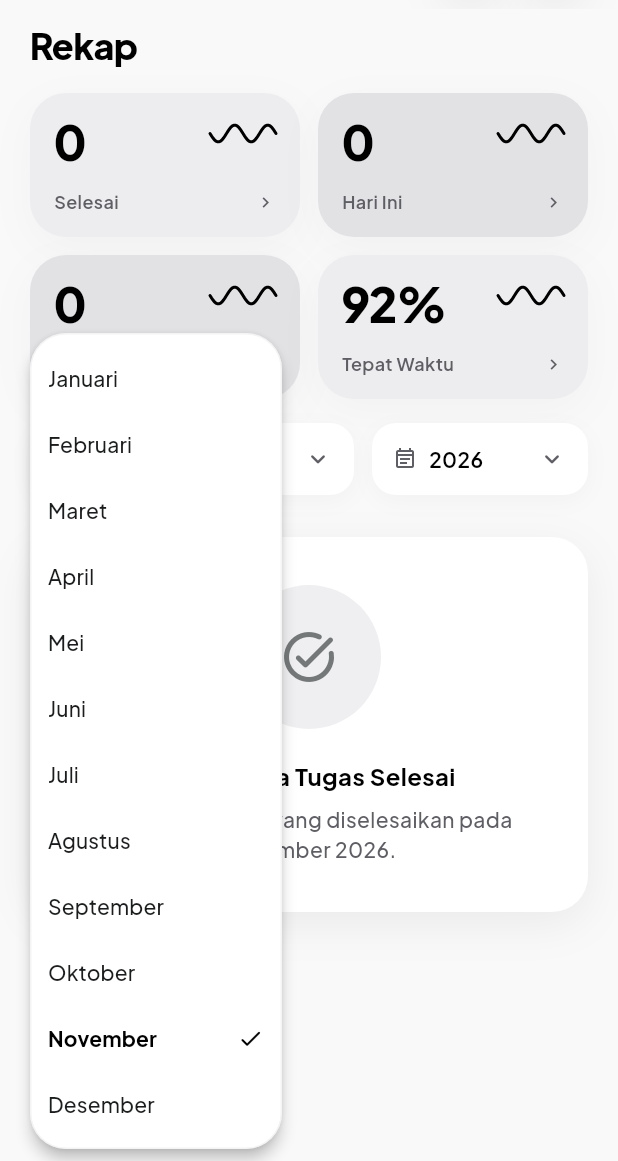
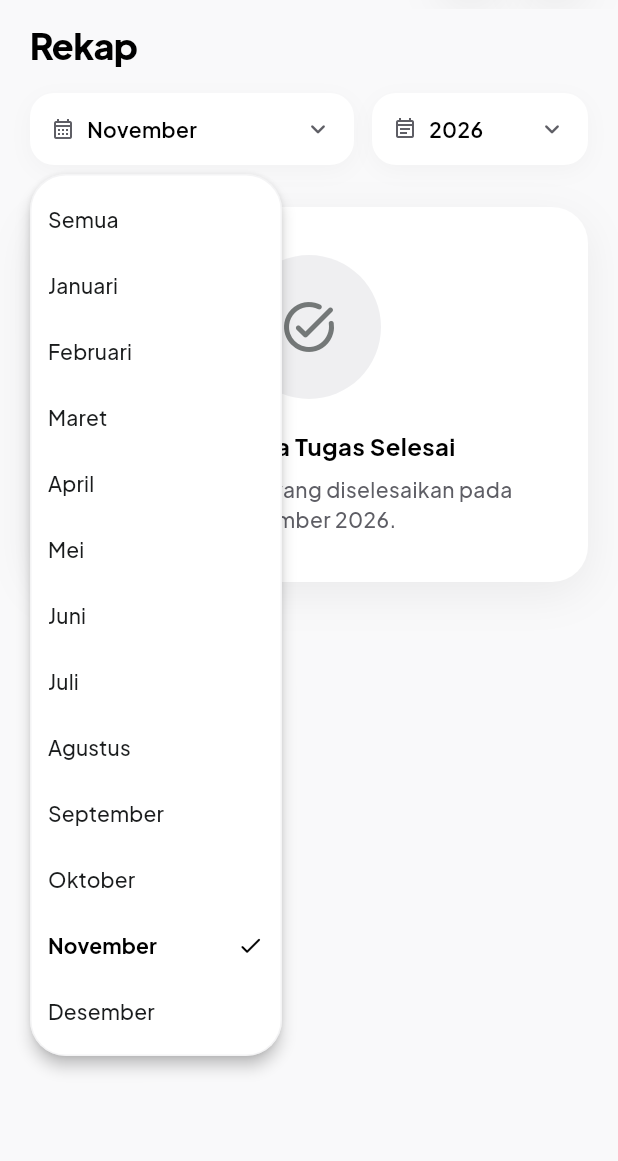
Before and after one commit to justin-rar/kelarin, a Flutter app: the CompletedTasksView screen opened directly, after a tap on "November", on a phone screen of 412 x 824 dp, the part 75-1236 px from its top. Run offline on Flutter 3.47's test engine with Material 3 defaults, Android fonts, the phone set to English and light mode, and no system bars; our stand-ins replace flutter_local_notifications, flutter_timezone, get, google_fonts, hive, hive_flutter and 3 more; accounts and stored records are empty.

Commit message:
feat: hapus kartu rekap stat, set filter tahun 2026-2045, tambah opsi Semua bulan

```diff
--- a/lib/app/modules/task/task_controller.dart
+++ b/lib/app/modules/task/task_controller.dart
@@ -27,7 +27,8 @@ class TaskController extends GetxController {
     super.onInit();
     final now = DateTime.now();
     completedFilterMonth = now.month.obs;
-    completedFilterYear = now.year.obs;
+    final defaultYear = (now.year >= 2026 && now.year <= 2045) ? now.year : 2026;
+    completedFilterYear = defaultYear.obs;
     loadTasks();
   }
 
@@ -90,8 +91,11 @@ class TaskController extends GetxController {
     return completedTasks.where((t) {
       // Filter bulan & tahun
       final date = t.completedAt ?? t.dateTime;
-      if (date.month != completedFilterMonth.value ||
-          date.year != completedFilterYear.value) {
+      if (date.year != completedFilterYear.value) {
+        return false;
+      }
+      if (completedFilterMonth.value != 0 &&
+          date.month != completedFilterMonth.value) {
         return false;
       }
 
--- a/lib/app/modules/task/views/completed_tasks_view.dart
+++ b/lib/app/modules/task/views/completed_tasks_view.dart
@@ -9,7 +9,6 @@ import '../../../global_widgets/confirmation_dialog.dart';
 import '../../../global_widgets/empty_state.dart';
 import '../../../global_widgets/page_title_row.dart';
 import '../../../global_widgets/section_label.dart';
-import '../../../global_widgets/stat_tile.dart';
 import '../../ai/views/tanya_ai_bottom_sheet.dart';
 import '../task_controller.dart';
 import '../widgets/task_card.dart';
@@ -22,10 +21,15 @@ class CompletedTasksView extends GetView<TaskController> {
     'Juli', 'Agustus', 'September', 'Oktober', 'November', 'Desember',
   ];
 
+  static String _getBulanLabel(int m) {
+    if (m == 0) return 'Semua';
+    return _bulanNames[m - 1];
+  }
+
   @override
   Widget build(BuildContext context) {
-    final currentYear = DateTime.now().year;
-    final years = List.generate(5, (i) => currentYear - i);
+    // Range Tahun 2026 s.d. 2045
+    final years = List.generate(2045 - 2026 + 1, (i) => 2026 + i);
 
     return Scaffold(
       backgroundColor: AppColors.background,
@@ -45,64 +49,11 @@ class CompletedTasksView extends GetView<TaskController> {
                 child: ListView(
                   padding: const EdgeInsets.only(bottom: 120),
                   children: [
-                    // 1. Page Title
+                    // 1. Page Title: Rekap
                     const PageTitleRow(title: 'Rekap'),
                     const SizedBox(height: 16),
 
-                    // 2. StatGrid 2x2
-                    Padding(
-                      padding: const EdgeInsets.symmetric(horizontal: AppDimens.margin),
-                      child: Obx(() => Column(
-                            children: [
-                              Row(
-                                children: [
-                                  Expanded(
-                                    child: StatTile(
-                                      value: controller.completedTasks.length.toString(),
-                                      label: 'Selesai',
-                                      backgroundColor: AppColors.statLight,
-                                      variant: StatTileVariant.rekap,
-                                    ),
-                                  ),
-                                  const SizedBox(width: AppDimens.gutter),
-                                  Expanded(
-                                    child: StatTile(
-                                      value: controller.todayCompletedCount.toString(),
-                                      label: 'Hari Ini',
-                                      backgroundColor: AppColors.statDark,
-                                      variant: StatTileVariant.rekap,
-                                    ),
-                                  ),
-                                ],
-                              ),
-                              const SizedBox(height: AppDimens.gutter),
-                              Row(
-                                children: [
-                                  Expanded(
-                                    child: StatTile(
-                                      value: controller.monthCompletedCount.toString(),
-                                      label: 'Bulan Ini',
-                                      backgroundColor: AppColors.statDark,
-                                      variant: StatTileVariant.rekap,
-                                    ),
-                                  ),
-                                  const SizedBox(width: AppDimens.gutter),
-                                  Expanded(
-                                    child: StatTile(
-                                      value: '${controller.onTimeRate}%',
-                                      label: 'Tepat Waktu',
-                                      backgroundColor: AppColors.statLight,
-                                      variant: StatTileVariant.rekap,
-                                    ),
-                                  ),
-                                ],
-                              ),
-                            ],
-                          )),
-                    ),
-                    const SizedBox(height: 16),
-
-                    // 3. Filter Bulan & Tahun
+                    // 2. Filter Bulan (dengan opsi Semua) & Tahun (2026 - 2045)
                     Padding(
                       padding: const EdgeInsets.symmetric(horizontal: AppDimens.margin),
                       child: Obx(() => Row(
@@ -113,15 +64,15 @@ class CompletedTasksView extends GetView<TaskController> {
                                 child: _buildDropdown<int>(
                                   context: context,
                                   icon: Icons.calendar_month_outlined,
-                                  label: _bulanNames[controller.completedFilterMonth.value - 1],
-                                  items: List.generate(12, (i) => i + 1),
+                                  label: _getBulanLabel(controller.completedFilterMonth.value),
+                                  items: [0, ...List.generate(12, (i) => i + 1)],
                                   selectedValue: controller.completedFilterMonth.value,
-                                  itemLabel: (m) => _bulanNames[m - 1],
+                                  itemLabel: _getBulanLabel,
                                   onSelected: (m) => controller.completedFilterMonth.value = m,
                                 ),
                               ),
                               const SizedBox(width: AppDimens.gutter),
-                              // Dropdown Tahun
+                              // Dropdown Tahun (2026 - 2045)
                               Expanded(
                                 flex: 2,
                                 child: _buildDropdown<int>(
@@ -139,18 +90,23 @@ class CompletedTasksView extends GetView<TaskController> {
                     ),
                     const SizedBox(height: 20),
 
-                    // 4. Daftar Tugas Selesai / Empty State
+                    // 3. Daftar Tugas Selesai / Empty State
                     Obx(() {
                       final todayTasks = controller.todayCompletedTasks;
                       final earlierTasks = controller.earlierCompletedTasks;
                       final isEmpty = todayTasks.isEmpty && earlierTasks.isEmpty;
 
-                      final bulanLabel =
-                          _bulanNames[controller.completedFilterMonth.value - 1];
-                      final tahunLabel =
-                          controller.completedFilterYear.value.toString();
+                      final isSemuaBulan = controller.completedFilterMonth.value == 0;
+                      final bulanLabel = isSemuaBulan
+                          ? 'Semua Bulan'
+                          : _bulanNames[controller.completedFilterMonth.value - 1];
+                      final tahunLabel = controller.completedFilterYear.value.toString();
 
                       if (isEmpty) {
+                        final emptySubtitle = isSemuaBulan
+                            ? 'Tidak ada tugas yang diselesaikan pada tahun $tahunLabel.'
+                            : 'Tidak ada tugas yang diselesaikan pada $bulanLabel $tahunLabel.';
+
                         return Padding(
                           padding: const EdgeInsets.symmetric(
                             horizontal: AppDimens.margin,
@@ -159,15 +115,13 @@ class CompletedTasksView extends GetView<TaskController> {
                           child: EmptyStateCard(
                             icon: Icons.task_alt_rounded,
                             title: 'Belum Ada Tugas Selesai',
-                            subtitle:
-                                'Tidak ada tugas yang diselesaikan pada $bulanLabel $tahunLabel.',
+                            subtitle: emptySubtitle,
                           ),
                         );
                       }
 
                       return Padding(
-                        padding:
-                            const EdgeInsets.symmetric(horizontal: AppDimens.margin),
+                        padding: const EdgeInsets.symmetric(horizontal: AppDimens.margin),
                         child: Column(
                           crossAxisAlignment: CrossAxisAlignment.start,
                           children: [
@@ -185,11 +139,12 @@ class CompletedTasksView extends GetView<TaskController> {
                               const SizedBox(height: 16),
                             ],
 
-                            // Section: Bulan terpilih
+                            // Section: Bulan terpilih atau Riwayat Tahun
                             if (earlierTasks.isNotEmpty) ...[
                               SectionLabel(
-                                label:
-                                    '${bulanLabel.toUpperCase()} $tahunLabel',
+                                label: isSemuaBulan
+                                    ? 'RIWAYAT $tahunLabel'
+                                    : '${bulanLabel.toUpperCase()} $tahunLabel',
                                 rightText: '${earlierTasks.length} tugas',
                               ),
                               const SizedBox(height: 12),
@@ -199,17 +154,16 @@ class CompletedTasksView extends GetView<TaskController> {
                                   )),
                             ],
 
-                            if (todayTasks.isNotEmpty ||
-                                earlierTasks.isNotEmpty) ...[
+                            if (todayTasks.isNotEmpty || earlierTasks.isNotEmpty) ...[
                               const SizedBox(height: 24),
                               Center(
                                 child: TextButton.icon(
-                                  onPressed: () =>
-                                      _confirmClearCompleted(context),
+                                  onPressed: () => _confirmClearCompleted(context),
                                   icon: const Icon(
-                                      Icons.delete_sweep_outlined,
-                                      size: 18,
-                                      color: AppColors.secondary),
+                                    Icons.delete_sweep_outlined,
+                                    size: 18,
+                                    color: AppColors.secondary,
+                                  ),
                                   label: Text(
                                     'Bersihkan Seluruh Riwayat',
                                     style: AppTypography.captionMeta.copyWith(
@@ -273,16 +227,12 @@ class CompletedTasksView extends GetView<TaskController> {
                 Text(
                   itemLabel(item),
                   style: AppTypography.bodyDefault.copyWith(
-                    color: isSelected
-                        ? AppColors.primary
-                        : AppColors.onSurface,
-                    fontWeight:
-                        isSelected ? FontWeight.w700 : FontWeight.w500,
+                    color: isSelected ? AppColors.primary : AppColors.onSurface,
+                    fontWeight: isSelected ? FontWeight.w700 : FontWeight.w500,
                   ),
                 ),
                 if (isSelected)
-                  const Icon(Icons.check_rounded,
-                      size: 18, color: AppColors.primary),
+                  const Icon(Icons.check_rounded, size: 18, color: AppColors.primary),
               ],
             ),
           );
@@ -311,8 +261,11 @@ class CompletedTasksView extends GetView<TaskController> {
                   ),
                 ],
               ),
-              const Icon(Icons.keyboard_arrow_down_rounded,
-                  size: 20, color: AppColors.secondary),
+              const Icon(
+                Icons.keyboard_arrow_down_rounded,
+                size: 20,
+                color: AppColors.secondary,
+              ),
             ],
           ),
         ),
@@ -323,8 +276,7 @@ class CompletedTasksView extends GetView<TaskController> {
   void _confirmClearCompleted(BuildContext context) {
     ConfirmationDialog.show(
       title: 'Bersihkan Riwayat?',
-      message:
-          'Apakah Anda yakin ingin menghapus seluruh riwayat tugas yang telah selesai?',
+      message: 'Apakah Anda yakin ingin menghapus seluruh riwayat tugas yang telah selesai?',
       icon: Icons.cleaning_services_rounded,
       confirmText: 'Hapus Semua',
       cancelText: 'Batal',
```
